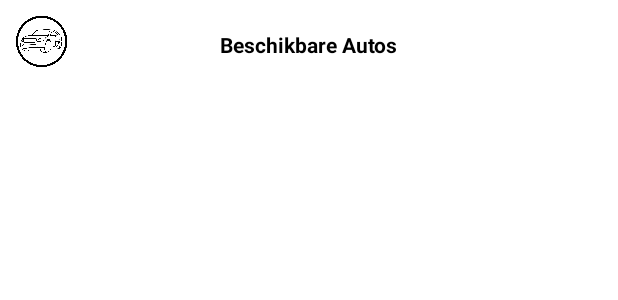
After one commit to gerardstn/RMC-Android, an Android app: the layout fragment_for_rent.xml on its own in the app's theme, with its tools: preview values and no code run, on a phone screen of 412 x 824 dp. The commit adds this screen. Shown: the top 300 px of the screen. Run offline under Robolectric (Android 15) with nearby library versions, the phone set to English and light mode, and no system bars.

Commit message:
Fixed the last fragment

```diff
--- a/app/src/main/java/avdinformatica/group1/rentmycar/ui/LoginFragment.java
+++ b/app/src/main/java/avdinformatica/group1/rentmycar/ui/LoginFragment.java
@@ -90,7 +90,6 @@ public class LoginFragment extends Fragment {
 
                                 Toast.makeText(getActivity().getApplicationContext(), "Login successful", Toast.LENGTH_SHORT).show();
 
-
                                 Bundle bundle = new Bundle();
                                 bundle.putString("sessionId", sessId);
 
--- /dev/null
+++ b/app/src/main/res/layout/for_rent_layout.xml
@@ -0,0 +1,34 @@
+<?xml version="1.0" encoding="utf-8"?>
+<RelativeLayout xmlns:android="http://schemas.android.com/apk/res/android"
+    xmlns:tools="http://schemas.android.com/tools"
+    android:layout_width="match_parent"
+    android:layout_height="match_parent"
+    xmlns:app="http://schemas.android.com/apk/res-auto">
+
+    <ImageView
+        android:id="@+id/iv_user"
+        android:layout_width="35dp"
+        android:layout_height="35dp"
+        android:layout_alignParentTop="true"
+        android:layout_marginLeft="10dp"
+        android:layout_marginTop="10dp"
+        app:srcCompat="@drawable/rmclogo" />
+
+    <TextView
+        android:id="@+id/tv_RenteeCarListTitle"
+        android:layout_width="wrap_content"
+        android:layout_height="wrap_content"
+        android:layout_centerHorizontal="true"
+        android:layout_marginTop="20dp"
+        android:text="Beschikbare Autos"
+        android:textColor="@color/black"
+        android:textStyle="bold"/>
+
+    <androidx.recyclerview.widget.RecyclerView
+        android:id="@+id/rv_available_cars"
+        android:layout_width="wrap_content"
+        android:layout_height="wrap_content"
+        android:layout_below="@+id/tv_RenteeCarListTitle"
+        android:layout_marginTop="10dp" />
+
+</RelativeLayout>
--- /dev/null
+++ b/app/src/main/res/layout/fragment_for_rent.xml
@@ -0,0 +1,12 @@
+<?xml version="1.0" encoding="utf-8"?>
+<FrameLayout xmlns:android="http://schemas.android.com/apk/res/android"
+    xmlns:tools="http://schemas.android.com/tools"
+    android:layout_width="match_parent"
+    android:layout_height="match_parent"
+    tools:context=".ui.ForRentFragment">
+
+    <include
+        layout="@layout/for_rent_layout"
+        android:layout_width="match_parent"
+        android:layout_height="match_parent" />
+</FrameLayout>
```
Also changed, not shown: app/src/main/java/avdinformatica/group1/rentmycar/ui/ForRentFragment.java (added, +83 -0 lines), app/src/main/java/avdinformatica/group1/rentmycar/ui/HomeFragment.java (+6 -4 lines), app/src/main/res/navigation/nav_graph.xml (+6 -4 lines).
